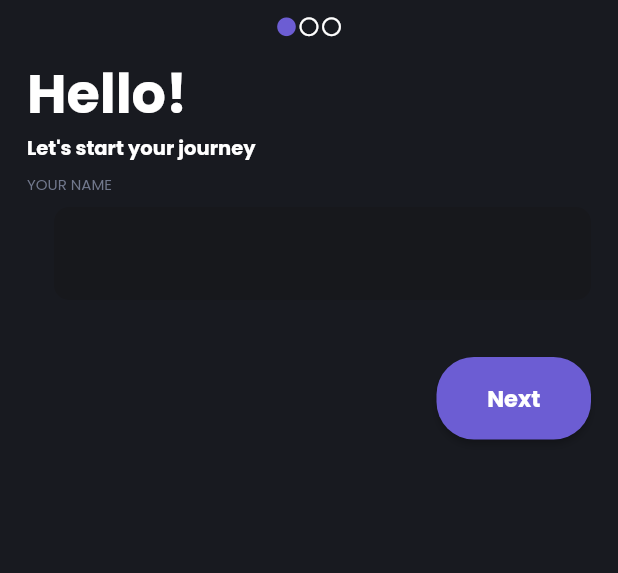
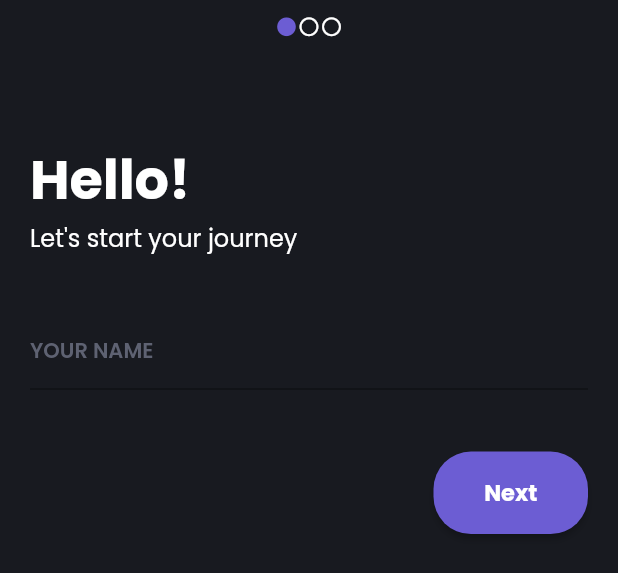
Before and after one commit to DreFlo/lgp-2223-sc1, a Flutter app: the SignUpPage widget shown alone on an empty page, opened directly, on a phone screen of 412 x 824 dp. Shown: the top 573 px of the screen. Run offline on Flutter 3.47's test engine with Material 2 defaults, Android fonts, the phone set to English and light mode, and no system bars; our stand-ins replace floor, flutter_svg, get_it, like_button, lottie, rive and 1 more; missing offline and left inert: books_finder, emojis, tmdb_api; accounts and stored records are empty; generated files the repository leaves out were written again.

Commit message:
improve layout based on figma

```diff
--- a/src/lib/pages/auth/landing_page.dart
+++ b/src/lib/pages/auth/landing_page.dart
@@ -71,7 +71,7 @@ class LandingPage extends StatelessWidget {
                           expand: false,
                           initialChildSize: 0.75,
                           minChildSize: 0.35,
-                          maxChildSize: 0.75,
+                          maxChildSize: 0.95,
                           builder: (context, scrollController) => Stack(
                                   alignment: AlignmentDirectional.topCenter,
                                   children: [
--- a/src/lib/pages/auth/signup_page.dart
+++ b/src/lib/pages/auth/signup_page.dart
@@ -11,7 +11,7 @@ class SignUpPage extends StatefulWidget {
 
 class _SignUpPageState extends State<SignUpPage>
     with SingleTickerProviderStateMixin {
-  TextEditingController controller = TextEditingController();
+  TextEditingController inputController = TextEditingController();
   late AnimationController _animationController;
 
   int _pageCount = 0;
@@ -43,7 +43,7 @@ class _SignUpPageState extends State<SignUpPage>
         key: const ValueKey("signUp-page1"),
         width: MediaQuery.of(context).size.width,
         child: Padding(
-          padding: const EdgeInsets.symmetric(horizontal: 18),
+          padding: const EdgeInsets.symmetric(horizontal: 20),
           child: Column(
             crossAxisAlignment: CrossAxisAlignment.end,
             children: <Widget>[
@@ -57,55 +57,45 @@ class _SignUpPageState extends State<SignUpPage>
                   ),
                   Text(
                     "Let's start your journey",
-                    style: Theme.of(context).textTheme.bodyMedium,
+                    style: Theme.of(context).textTheme.bodySmall,
                     textAlign: TextAlign.start,
                   ),
-                  const SizedBox(height: 7.5),
-                  Text(
-                    "YOUR NAME",
-                    style: const TextStyle(
-                        fontFamily: 'Poppins',
-                        color: Color(0xFF71788D),
-                        fontSize: 10,
-                        fontWeight: FontWeight.w400),
-                  ),
-                  const SizedBox(height: 7.5),
                   Padding(
-                    padding: const EdgeInsets.only(left: 18),
-                    child: SizedBox(
-                      width: MediaQuery.of(context).size.width * 0.90,
-                      height: 100,
-                      child: TextField(
+                      padding: EdgeInsets.only(
+                          bottom: MediaQuery.of(context).size.height * 0.05)),
+                  TextField(
                     style: Theme.of(context).textTheme.bodySmall,
-                        maxLines: 1,
-                        controller: controller,
-                        decoration: InputDecoration(
-                          filled: true,
-                          fillColor: textField,
-                          helperStyle: Theme.of(context).textTheme.labelSmall,
-                          border: OutlineInputBorder(
-                            borderSide: BorderSide.none,
-                            borderRadius: BorderRadius.circular(10.0),
-                          ),
-                        ),
+                    controller: inputController,
                     onEditingComplete: () {
-                          setState( () {
+                      setState(() {
+                        //TODO: Change the time of save of input to when button is pressed
                         //TODO: Do checks for valid input
 
-                            _name = controller.text;
+                        _name = inputController.text;
                       });
                     },
-                      ),
+                    decoration: const InputDecoration(
+                      border: UnderlineInputBorder(),
+                      labelText: 'YOUR NAME',
+                      labelStyle: TextStyle(
+                          fontFamily: "Poppins",
+                          color: Color(0xFF5E6272),
+                          fontSize: 14,
+                          fontWeight: FontWeight.w600),
+                      contentPadding: EdgeInsets.only(bottom: 2.5),
                     ),
                   ),
                 ],
               ),
+              Padding(
+                      padding: EdgeInsets.only(
+                          bottom: MediaQuery.of(context).size.height * 0.05)),
               Column(
                 children: [
                   ElevatedButton(
                     onPressed: () {
                       setState(() {
-                        controller.text = "";
+                        inputController.text = "";
                         _pageCount++;
                         _animationController.forward(from: 0.0);
                       });
@@ -148,55 +138,44 @@ class _SignUpPageState extends State<SignUpPage>
                   ),
                   Text(
                     "We promise not to send you annoying emails!",
-                    style: Theme.of(context).textTheme.bodyMedium,
+                    style: Theme.of(context).textTheme.bodySmall,
                     textAlign: TextAlign.start,
                   ),
-                  const SizedBox(height: 7.5),
-                  Text(
-                    "YOUR E-MAIL",
-                    style: const TextStyle(
-                        fontFamily: 'Poppins',
-                        color: Color(0xFF71788D),
-                        fontSize: 10,
-                        fontWeight: FontWeight.w400),
-                  ),
-                  const SizedBox(height: 7.5),
                   Padding(
-                    padding: const EdgeInsets.only(left: 18),
-                    child: SizedBox(
-                      width: MediaQuery.of(context).size.width * 0.90,
-                      height: 100,
-                      child: TextField(
+                      padding: EdgeInsets.only(
+                          bottom: MediaQuery.of(context).size.height * 0.05)),
+                  TextField(
                     style: Theme.of(context).textTheme.bodySmall,
-                        maxLines: 1,
-                        controller: controller,
-                        decoration: InputDecoration(
-                          filled: true,
-                          fillColor: textField,
-                          helperStyle: Theme.of(context).textTheme.labelSmall,
-                          border: OutlineInputBorder(
-                            borderSide: BorderSide.none,
-                            borderRadius: BorderRadius.circular(10.0),
-                          ),
-                        ),
+                    controller: inputController,
                     onEditingComplete: () {
-                          setState( () {
+                      setState(() {
                         //TODO: Do checks for valid input
 
-                            _email = controller.text;
+                        _email = inputController.text;
                       });
                     },
-                      ),
+                    decoration: const InputDecoration(
+                      border: UnderlineInputBorder(),
+                      labelText: 'YOUR E-MAIL',
+                      labelStyle: TextStyle(
+                          fontFamily: "Poppins",
+                          color: Color(0xFF5E6272),
+                          fontSize: 14,
+                          fontWeight: FontWeight.w600),
+                      contentPadding: EdgeInsets.only(bottom: 2.5),
                     ),
                   ),
                 ],
               ),
+              Padding(
+                      padding: EdgeInsets.only(
+                          bottom: MediaQuery.of(context).size.height * 0.05)),
               Column(
                 children: [
                   ElevatedButton(
                     onPressed: () {
                       setState(() {
-                        controller.text = "";
+                        inputController.text = "";
                         _pageCount++;
                         _animationController.forward(from: 0.0);
                       });
@@ -239,58 +218,47 @@ class _SignUpPageState extends State<SignUpPage>
                   ),
                   Text(
                     "And no... 'password123' is not a good one.",
-                    style: Theme.of(context).textTheme.bodyMedium,
+                    style: Theme.of(context).textTheme.bodySmall,
                     textAlign: TextAlign.start,
                   ),
-                  const SizedBox(height: 7.5),
-                  Text(
-                    "YOUR PASSWORD",
-                    style: const TextStyle(
-                        fontFamily: 'Poppins',
-                        color: Color(0xFF71788D),
-                        fontSize: 10,
-                        fontWeight: FontWeight.w400),
-                  ),
-                  const SizedBox(height: 7.5),
                   Padding(
-                    padding: const EdgeInsets.only(left: 18),
-                    child: SizedBox(
-                      width: MediaQuery.of(context).size.width * 0.90,
-                      height: 100,
-                      child: TextField(
+                      padding: EdgeInsets.only(
+                          bottom: MediaQuery.of(context).size.height * 0.05)),
+                  TextField(
                     style: Theme.of(context).textTheme.bodySmall,
-                        maxLines: 1,
                     obscureText: true,
-                        controller: controller,
-                        decoration: InputDecoration(
-                          filled: true,
-                          fillColor: textField,
-                          helperStyle: Theme.of(context).textTheme.labelSmall,
-                          border: OutlineInputBorder(
-                            borderSide: BorderSide.none,
-                            borderRadius: BorderRadius.circular(10.0),
-                          ),
-                        ),
+                    controller: inputController,
                     onEditingComplete: () {
-                          setState( () {
+                      setState(() {
                         //TODO: Do checks for valid input
 
-                            _password = controller.text; //TODO: Encript the password
+                        _password = inputController.text; //TODO: Encript the password
                       });
                     },
-                      ),
+                    decoration: const InputDecoration(
+                      border: UnderlineInputBorder(),
+                      labelText: 'YOUR PASSWORD',
+                      labelStyle: TextStyle(
+                          fontFamily: "Poppins",
+                          color: Color(0xFF5E6272),
+                          fontSize: 14,
+                          fontWeight: FontWeight.w600),
+                      contentPadding: EdgeInsets.only(bottom: 2.5),
                     ),
                   ),
                 ],
               ),
+              Padding(
+                      padding: EdgeInsets.only(
+                          bottom: MediaQuery.of(context).size.height * 0.05)),
               Column(
                 children: [
                   ElevatedButton(
                     onPressed: () {
                       setState(() {
-                        controller.text = "";
+                        inputController.text = "";
 
-                        // TODO: Save things in database
+                        // TODO(auth): Save things in database
                         print("Name: " + _name);
                         print("Email: " + _email);
                         print("Password: " + _password);
@@ -323,7 +291,6 @@ class _SignUpPageState extends State<SignUpPage>
 
   @override
   Widget build(BuildContext context) {
-    //TODO: Implement signUp page
     List<Widget> pages = getAllSignUpPages(context);
 
     return SizedBox(
@@ -348,6 +315,9 @@ class _SignUpPageState extends State<SignUpPage>
               ),
             ),
           ),
+          Padding(
+                      padding: EdgeInsets.only(
+                          bottom: MediaQuery.of(context).size.height * 0.07)),
           SizedBox(
             height: MediaQuery.of(context).size.height * 0.5,
             child: SlideTransition(
```
Lines whose indentation alone changed are shown as unchanged.
